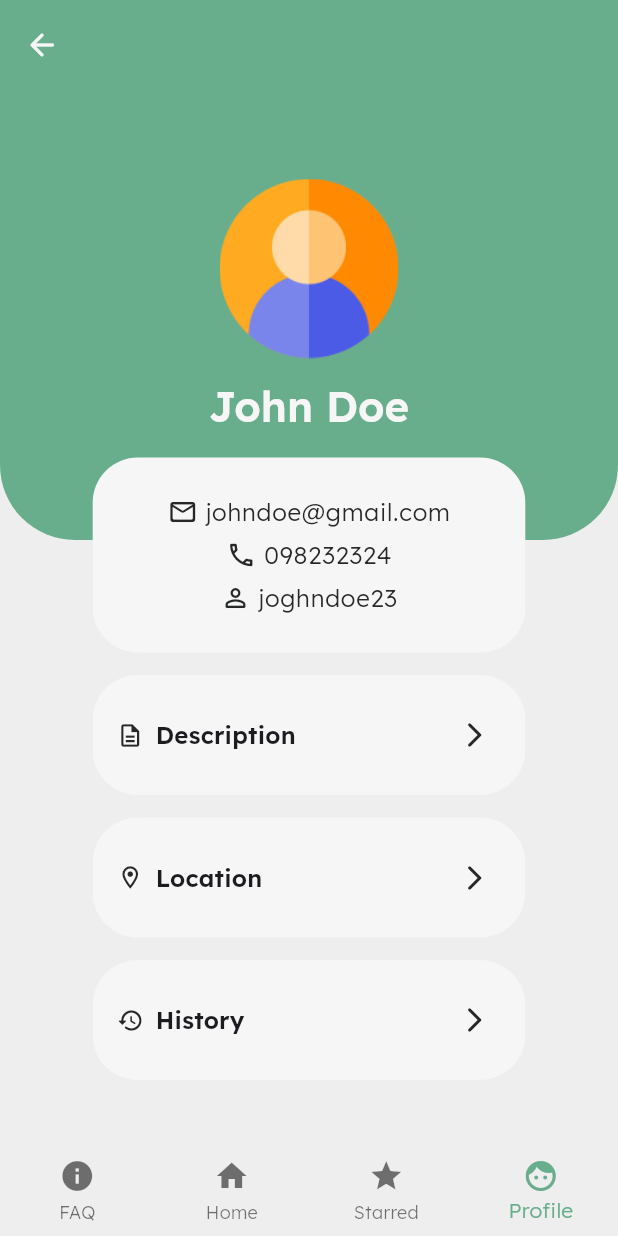
After one commit to nonsomroop/sarnfan-flutter, a Flutter app: the OtherProfilePage screen opened by its route, on a phone screen of 412 x 824 dp. The commit adds this screen. Run offline on Flutter 3.47's test engine with Material 3 defaults, Android fonts, the phone set to English and light mode, and no system bars; our stand-ins replace flutter_dotenv, flutter_secure_storage, go_router, google_fonts; accounts and stored records are empty.

Commit message:
[add] other profile page

```diff
--- a/sarnfan/lib/routers/router.dart
+++ b/sarnfan/lib/routers/router.dart
@@ -10,6 +10,7 @@ import 'package:sarnfan/screens/post/my_post_detail.dart';
 import 'package:sarnfan/screens/post/post_detail.dart';
 import 'package:sarnfan/screens/profile/edit_profile.dart';
 import 'package:sarnfan/screens/profile/my_profile.dart';
+import 'package:sarnfan/screens/profile/other_profile.dart';
 import 'package:sarnfan/screens/search.dart';
 import 'package:sarnfan/screens/test.dart';
 
@@ -45,6 +46,8 @@ final GoRouter router = GoRouter(initialLocation: "/", routes: <RouteBase>[
   GoRoute(
       path: "/my-profile", builder: (context, state) => const MyProfilePage()),
   GoRoute(
+      path: "/other-profile", builder: (context, state) => const OtherProfilePage()),
+  GoRoute(
       path: "/edit-profile",
       builder: (context, state) => const EditProfilePage()),
 ]);
--- a/sarnfan/lib/screens/post/create_post.dart
+++ b/sarnfan/lib/screens/post/create_post.dart
@@ -33,7 +33,7 @@ class _CreatePostPageState extends State<CreatePostPage> {
               onPressed: () {
                 Navigator.pop(context);
               },
-              icon: Icon(
+              icon: const Icon(
                 Icons.arrow_back_rounded,
                 color: AppColors.neu50,
               )),
@@ -63,7 +63,7 @@ class _CreatePostPageState extends State<CreatePostPage> {
       body: SingleChildScrollView(
         child: Column(
           children: [
-            SizedBox(
+            const SizedBox(
               height: 40,
             ),
             WhiteSurface(
--- /dev/null
+++ b/sarnfan/lib/screens/profile/other_profile.dart
@@ -0,0 +1,154 @@
+// ignore_for_file: prefer_const_constructors
+
+import 'package:flutter/material.dart';
+import 'package:go_router/go_router.dart';
+import 'package:sarnfan/themes/color_theme.dart';
+import 'package:sarnfan/widgets/bottom_nav.dart';
+import 'package:sarnfan/widgets/green_surface.dart';
+import 'package:sarnfan/widgets/profile_item.dart';
+import 'package:sarnfan/widgets/wrapper.dart';
+
+class OtherProfilePage extends StatefulWidget {
+  const OtherProfilePage({super.key});
+
+  @override
+  State<OtherProfilePage> createState() => _OtherProfilePageState();
+}
+
+class _OtherProfilePageState extends State<OtherProfilePage> {
+  @override
+  Widget build(BuildContext context) {
+    return Scaffold(
+        appBar: AppBar(
+          leading: IconButton(
+              onPressed: () {
+                Navigator.pop(context);
+              },
+              icon: const Icon(
+                Icons.arrow_back_rounded,
+                color: AppColors.neu50,
+              )),
+          backgroundColor: AppColors.pri500,
+        ),
+        bottomNavigationBar: BottomNav(path: "/my-profile"),
+        body: SingleChildScrollView(
+          child: Column(
+            crossAxisAlignment: CrossAxisAlignment.center,
+            children: [
+              Stack(
+                  clipBehavior: Clip.none,
+                  alignment: Alignment.center,
+                  children: [
+                    GreenSurface(
+                        minHeight: 300,
+                        child: Column(
+                          mainAxisAlignment: MainAxisAlignment.center,
+                          children: [
+                            SizedBox(
+                              height: 120,
+                              width: 120,
+                              child: Image(
+                                image: AssetImage("assets/images/profile.png"),
+                              ),
+                            ),
+                            Padding(
+                                padding: EdgeInsets.all(10),
+                                child: Text(
+                                  "John Doe",
+                                  style: Theme.of(context)
+                                      .textTheme
+                                      .headlineMedium
+                                      ?.copyWith(color: AppColors.neu50),
+                                ))
+                          ],
+                        )),
+                    Positioned(
+                      bottom: -75,
+                      child: Container(
+                        // width: double.infinity,
+                        width: MediaQuery.of(context).size.width * 0.7,
+                        height: 130,
+                        decoration: BoxDecoration(
+                            color: AppColors.neu50,
+                            borderRadius: BorderRadius.circular(30)),
+                        child: Padding(
+                          padding: EdgeInsets.all(20),
+                          child: Column(
+                            mainAxisAlignment: MainAxisAlignment.spaceEvenly,
+                            children: [
+                              Wrap(
+                                  crossAxisAlignment: WrapCrossAlignment.center,
+                                  spacing: 5,
+                                  children: [
+                                    const Icon(
+                                      Icons.mail_outline_rounded,
+                                      color: AppColors.neu900,
+                                      size: 20,
+                                    ),
+                                    Text("johndoe@gmail.com",
+                                        style: Theme.of(context)
+                                            .textTheme
+                                            .bodyLarge),
+                                  ]),
+                              Wrap(
+                                  crossAxisAlignment: WrapCrossAlignment.center,
+                                  spacing: 5,
+                                  children: [
+                                    const Icon(
+                                      Icons.phone_outlined,
+                                      color: AppColors.neu900,
+                                      size: 20,
+                                    ),
+                                    Text("098232324",
+                                        style: Theme.of(context)
+                                            .textTheme
+                                            .bodyLarge),
+                                  ]),
+                              Wrap(
+                                  crossAxisAlignment: WrapCrossAlignment.center,
+                                  spacing: 5,
+                                  children: [
+                                    const Icon(
+                                      Icons.person_outline_rounded,
+                                      color: AppColors.neu900,
+                                      size: 20,
+                                    ),
+                                    Text("joghndoe23",
+                                        style: Theme.of(context)
+                                            .textTheme
+                                            .bodyLarge),
+                                  ]),
+                            ],
+                          ),
+                        ),
+                      ),
+                    )
+                  ]),
+              SizedBox(height: 90),
+              ProfileItem(
+                  text: "Description",
+                  icon: Icons.description_outlined,
+                  path: "/my-description"),
+              SizedBox(
+                height: 15,
+              ),
+              ProfileItem(
+                  text: "Location",
+                  icon: Icons.location_on_outlined,
+                  path: "/my-location"),
+              SizedBox(
+                height: 15,
+              ),
+              ProfileItem(
+                  text: "History",
+                  icon: Icons.history_rounded,
+                  path: "/my-history"),
+              SizedBox(
+                height: 30,
+              ),
+
+            ],
+          ),
+        ));
+  }
+}
```
Also changed, not shown: sarnfan/lib/functions/getAllPosts.dart (added).
